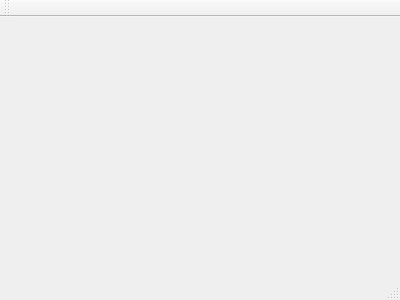
HenrryBran/EDD_201314439, file Practica 1/Practica1/Practica1/mainwindow.ui: the form before one commit.
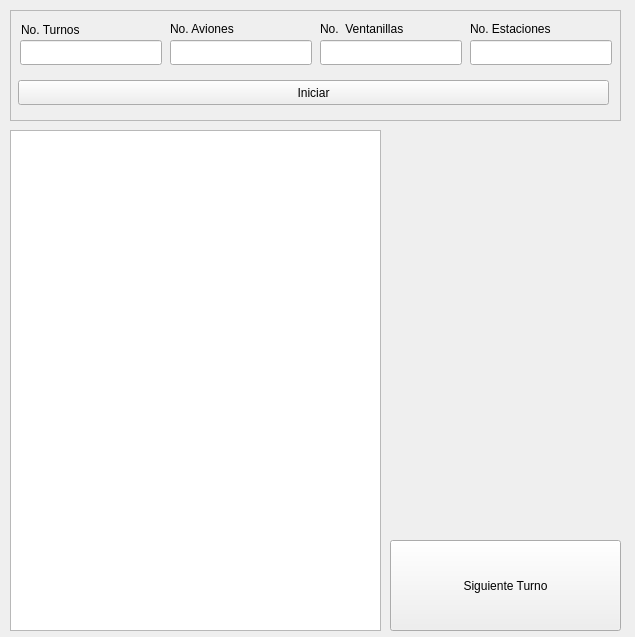
The form after the commit.

```diff
--- a/Practica 1/Practica1/Practica1/mainwindow.ui
+++ b/Practica 1/Practica1/Practica1/mainwindow.ui
@@ -1,24 +1,184 @@
 <ui version="4.0">
  <class>MainWindow</class>
- <widget class="QMainWindow" name="MainWindow" >
-  <property name="geometry" >
+ <widget class="QMainWindow" name="MainWindow">
+  <property name="geometry">
    <rect>
     <x>0</x>
     <y>0</y>
-    <width>400</width>
-    <height>300</height>
+    <width>635</width>
+    <height>637</height>
    </rect>
   </property>
   <property name="windowTitle" >
    <string>MainWindow</string>
   </property>
-  <widget class="QMenuBar" name="menuBar" />
-  <widget class="QToolBar" name="mainToolBar" />
-  <widget class="QWidget" name="centralWidget" />
-  <widget class="QStatusBar" name="statusBar" />
+  <widget class="QWidget" name="centralWidget">
+   <widget class="QFrame" name="frame">
+    <property name="geometry">
+     <rect>
+      <x>10</x>
+      <y>10</y>
+      <width>611</width>
+      <height>111</height>
+     </rect>
+    </property>
+    <property name="frameShape">
+     <enum>QFrame::StyledPanel</enum>
+    </property>
+    <property name="frameShadow">
+     <enum>QFrame::Raised</enum>
+    </property>
+    <widget class="QPushButton" name="pushButton">
+     <property name="geometry">
+      <rect>
+       <x>8</x>
+       <y>70</y>
+       <width>591</width>
+       <height>25</height>
+      </rect>
+     </property>
+     <property name="text">
+      <string>Iniciar</string>
+     </property>
+    </widget>
+    <widget class="QLabel" name="label_5">
+     <property name="geometry">
+      <rect>
+       <x>20</x>
+       <y>80</y>
+       <width>71</width>
+       <height>16</height>
+      </rect>
+     </property>
+     <property name="text">
+      <string/>
+     </property>
+     <property name="scaledContents">
+      <bool>false</bool>
+     </property>
+    </widget>
+    <widget class="QLineEdit" name="lineEdit">
+     <property name="geometry">
+      <rect>
+       <x>10</x>
+       <y>30</y>
+       <width>142</width>
+       <height>25</height>
+      </rect>
+     </property>
+    </widget>
+    <widget class="QLineEdit" name="lineEdit_3">
+     <property name="geometry">
+      <rect>
+       <x>310</x>
+       <y>30</y>
+       <width>142</width>
+       <height>25</height>
+      </rect>
+     </property>
+    </widget>
+    <widget class="QLineEdit" name="lineEdit_2">
+     <property name="geometry">
+      <rect>
+       <x>160</x>
+       <y>30</y>
+       <width>142</width>
+       <height>25</height>
+      </rect>
+     </property>
+    </widget>
+    <widget class="QLineEdit" name="lineEdit_4">
+     <property name="geometry">
+      <rect>
+       <x>460</x>
+       <y>30</y>
+       <width>142</width>
+       <height>25</height>
+      </rect>
+     </property>
+    </widget>
+    <widget class="QLabel" name="label_2">
+     <property name="geometry">
+      <rect>
+       <x>160</x>
+       <y>10</y>
+       <width>81</width>
+       <height>17</height>
+      </rect>
+     </property>
+     <property name="text">
+      <string>No. Aviones</string>
+     </property>
+    </widget>
+    <widget class="QLabel" name="label">
+     <property name="geometry">
+      <rect>
+       <x>11</x>
+       <y>11</y>
+       <width>74</width>
+       <height>17</height>
+      </rect>
+     </property>
+     <property name="text">
+      <string>No. Turnos</string>
+     </property>
+    </widget>
+    <widget class="QLabel" name="label_3">
+     <property name="geometry">
+      <rect>
+       <x>310</x>
+       <y>10</y>
+       <width>106</width>
+       <height>17</height>
+      </rect>
+     </property>
+     <property name="text">
+      <string>No.  Ventanillas</string>
+     </property>
+    </widget>
+    <widget class="QLabel" name="label_4">
+     <property name="geometry">
+      <rect>
+       <x>460</x>
+       <y>10</y>
+       <width>100</width>
+       <height>17</height>
+      </rect>
+     </property>
+     <property name="text">
+      <string>No. Estaciones</string>
+     </property>
+    </widget>
+   </widget>
+   <widget class="QTextEdit" name="textEdit">
+    <property name="geometry">
+     <rect>
+      <x>10</x>
+      <y>130</y>
+      <width>371</width>
+      <height>501</height>
+     </rect>
+    </property>
+    <property name="styleSheet">
+     <string notr="true">color: qlineargradient(spread:pad, x1:0, y1:0, x2:1, y2:0, stop:0 rgba(0, 0, 0, 255), stop:1 rgba(255, 255, 255, 255));</string>
+    </property>
+   </widget>
+   <widget class="QPushButton" name="pushButton_2">
+    <property name="geometry">
+     <rect>
+      <x>390</x>
+      <y>540</y>
+      <width>231</width>
+      <height>91</height>
+     </rect>
+    </property>
+    <property name="text">
+     <string>Siguiente Turno</string>
+    </property>
+   </widget>
+  </widget>
  </widget>
- <layoutDefault spacing="6" margin="11" />
- <pixmapfunction></pixmapfunction>
+ <layoutdefault spacing="6" margin="11"/>
  <resources/>
  <connections/>
 </ui>
```
Left out of the diff: 3 changed lines with no effect on the pictures.
